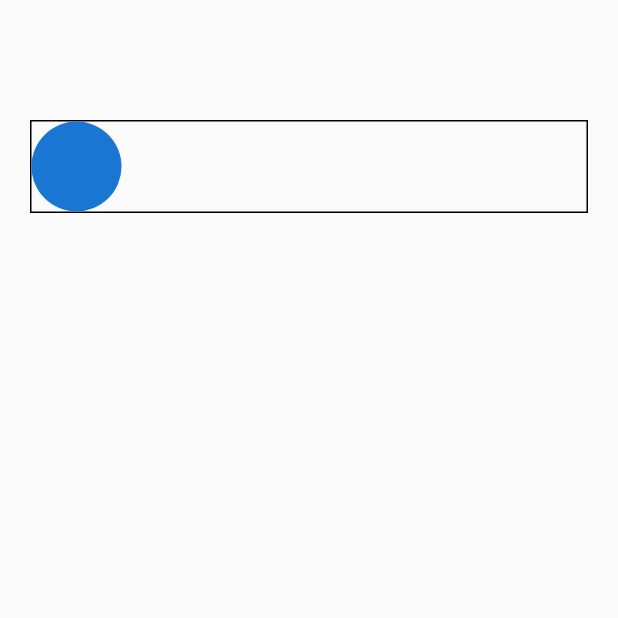
After one commit to burhanemirkeles/Best-To-Follow, a Flutter app: the YoutubeScreen screen opened directly, on a phone screen of 412 x 824 dp, the top half of it. The commit adds this screen. Run offline on Flutter 3.47's test engine with Material 2 defaults, Android fonts, the phone set to English and light mode, and no system bars.

Commit message:
youtube page base created

```diff
--- a/lib/Screens/HomeScreen/home_screen.dart
+++ b/lib/Screens/HomeScreen/home_screen.dart
@@ -1,4 +1,5 @@
 import 'package:favorites_to_follow/Screens/HomeScreen/item_card.dart';
+import 'package:favorites_to_follow/Screens/YoutubeScreen/youtube_screen.dart';
 import 'package:favorites_to_follow/constants.dart';
 import 'package:flutter/material.dart';
 
@@ -22,7 +23,7 @@ class HomeScreen extends StatelessWidget {
                 ),
                 ItemCard(
                   iconString: IconConstants().youtubeIcon,
-                  routePage: const Text("a"),
+                  routePage: const YoutubeScreen(),
                 ),
               ],
             ),
--- /dev/null
+++ b/lib/Screens/YoutubeScreen/youtube_screen.dart
@@ -0,0 +1,38 @@
+// ignore_for_file: prefer_const_constructors, prefer_const_literals_to_create_immutables
+
+import 'package:flutter/material.dart';
+
+class YoutubeScreen extends StatefulWidget {
+  const YoutubeScreen({Key? key}) : super(key: key);
+
+  @override
+  State<YoutubeScreen> createState() => _YoutubeScreenState();
+}
+
+class _YoutubeScreenState extends State<YoutubeScreen> {
+  @override
+  Widget build(BuildContext context) {
+    return Scaffold(
+      body: SafeArea(
+        minimum: EdgeInsets.fromLTRB(20, 50, 20, 30),
+        child: Column(
+          children: [
+            SizedBox(
+              height: 30,
+            ),
+            Container(
+              decoration: BoxDecoration(border: Border.all()),
+              child: Row(
+                children: [
+                  CircleAvatar(
+                    radius: 30,
+                  ),
+                ],
+              ),
+            ),
+          ],
+        ),
+      ),
+    );
+  }
+}
```
Also changed, not shown: lib/Screens/YoutubeScreen/components/video_card.dart (added), 25 other files.
